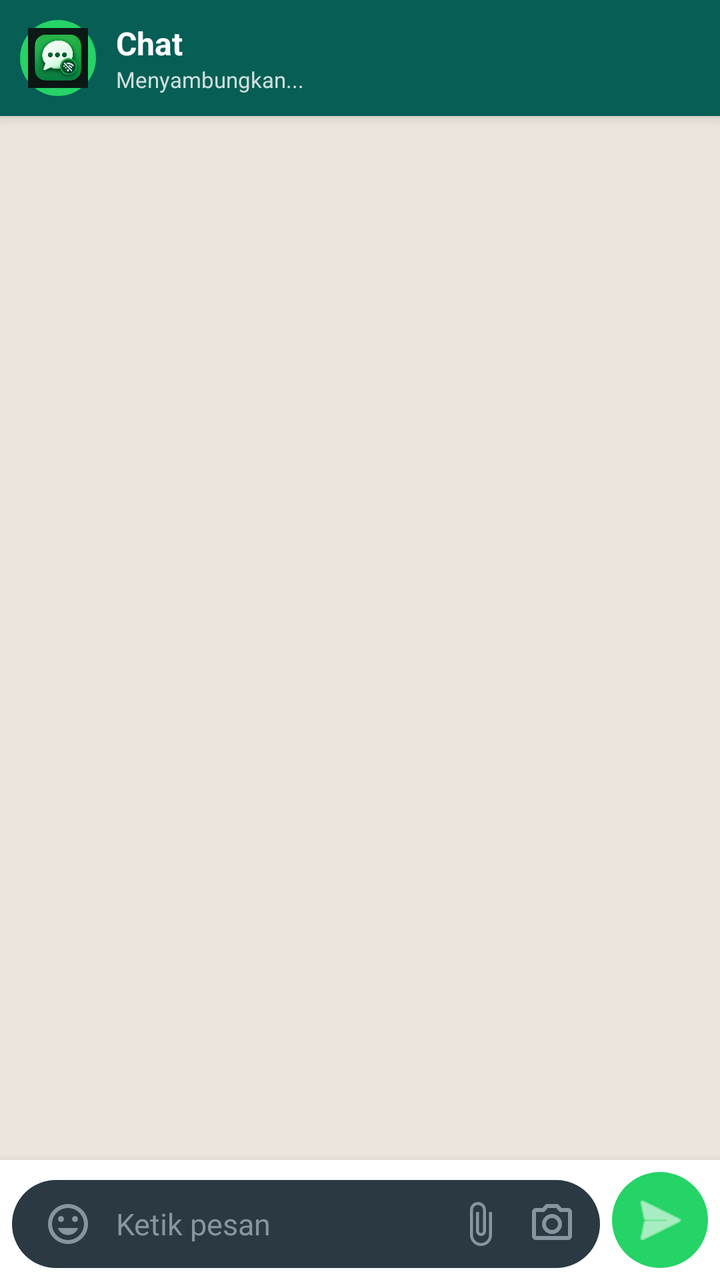
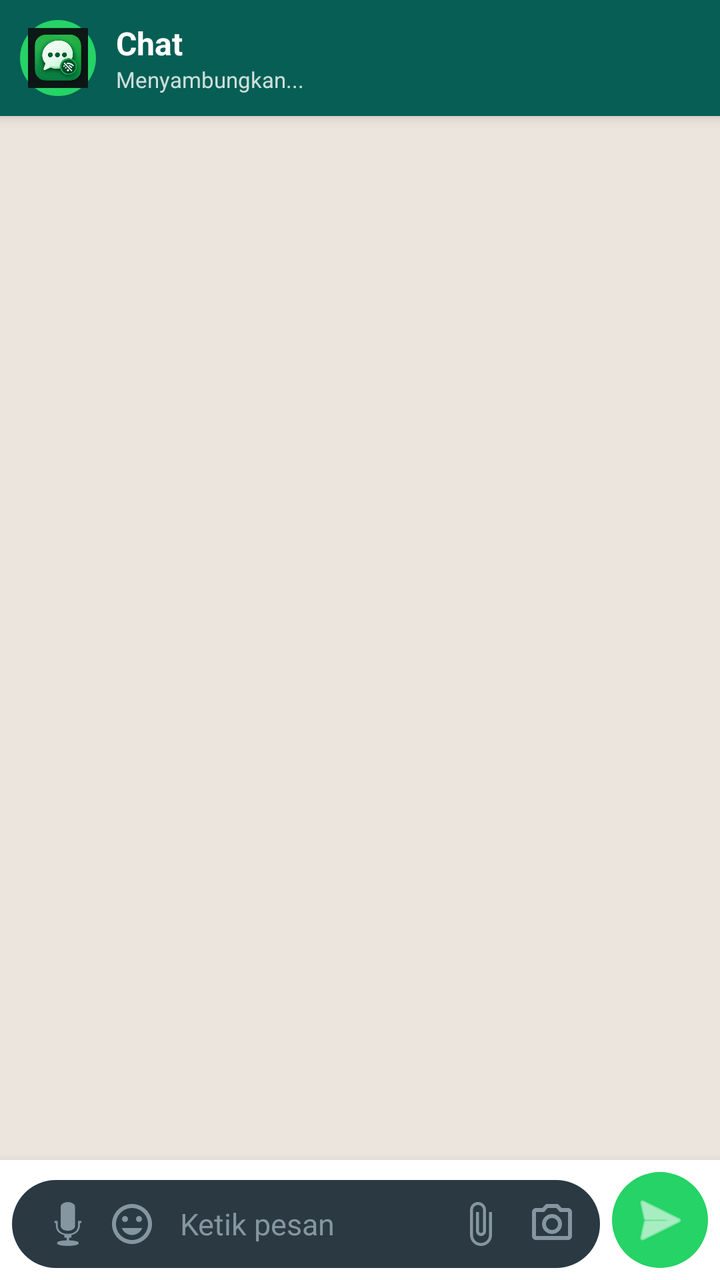

Compare the two renders of this Android layout. The source of the first and the diff that turns it into the second are given below.
<!-- AndroidManifest.xml: application theme Theme.Material3.DayNight.NoActionBar -->
<!-- res/layout/activity_chat.xml -->
<?xml version="1.0" encoding="utf-8"?>
<LinearLayout xmlns:android="http://schemas.android.com/apk/res/android"
    android:layout_width="match_parent"
    android:layout_height="match_parent"
    android:orientation="vertical"
    android:background="@color/chat_bg">

    <LinearLayout
        android:id="@+id/chatHeader"
        android:layout_width="match_parent"
        android:layout_height="wrap_content"
        android:background="@drawable/header_bg"
        android:orientation="horizontal"
        android:padding="10dp"
        android:gravity="center_vertical"
        android:elevation="4dp">

        <ImageView
            android:id="@+id/chatHeaderAvatar"
            android:layout_width="38dp"
            android:layout_height="38dp"
            android:src="@drawable/splash_logo"
            android:background="@drawable/send_button_bg"
            android:padding="4dp" />

        <LinearLayout
            android:layout_width="0dp"
            android:layout_height="wrap_content"
            android:layout_weight="1"
            android:orientation="vertical"
            android:paddingStart="10dp">

            <TextView
                android:id="@+id/chatTitle"
                android:layout_width="match_parent"
                android:layout_height="wrap_content"
                android:text="Chat"
                android:textColor="#FFFFFF"
                android:textSize="16sp"
                android:textStyle="bold" />

            <TextView
                android:id="@+id/chatStatus"
                android:layout_width="match_parent"
                android:layout_height="wrap_content"
                android:text="Menyambungkan..."
                android:textColor="#CCFFFFFF"
                android:textSize="11sp" />
        </LinearLayout>
    </LinearLayout>

    <androidx.recyclerview.widget.RecyclerView
        android:id="@+id/messageList"
        android:layout_width="match_parent"
        android:layout_height="0dp"
        android:layout_weight="1"
        android:padding="6dp"
        android:clipToPadding="false" />

    <include
        android:id="@+id/emojiPanel"
        layout="@layout/emoji_picker"
        android:visibility="gone" />

    <LinearLayout
        android:layout_width="match_parent"
        android:layout_height="wrap_content"
        android:background="@color/bubble_other"
        android:orientation="horizontal"
        android:padding="6dp"
        android:gravity="bottom"
        android:elevation="8dp">

        <LinearLayout
            android:layout_width="0dp"
            android:layout_height="wrap_content"
            android:layout_weight="1"
            android:background="@drawable/wa_input_bg"
            android:orientation="horizontal"
            android:gravity="center_vertical"
            android:minHeight="44dp"
            android:paddingStart="12dp"
            android:paddingEnd="8dp">

            <ImageButton
                android:id="@+id/btnEmoji"
                android:layout_width="32dp"
                android:layout_height="32dp"
                android:background="?android:attr/selectableItemBackgroundBorderless"
                android:src="@drawable/ic_emoji"
                android:tint="#8696A0"
                android:scaleType="centerInside"
                android:contentDescription="Emoji" />

            <EditText
                android:id="@+id/messageInput"
                android:layout_width="0dp"
                android:layout_height="wrap_content"
                android:layout_weight="1"
                android:background="@null"
                android:hint="Ketik pesan"
                android:minHeight="40dp"
                android:maxLines="5"
                android:textSize="15sp"
                android:textColor="@color/text_primary"
                android:textColorHint="#8696A0"
                android:paddingStart="8dp"
                android:paddingEnd="8dp"
                android:inputType="textMultiLine|textCapSentences"
                android:importantForAutofill="no" />

            <ImageButton
                android:id="@+id/btnAttach"
                android:layout_width="32dp"
                android:layout_height="32dp"
                android:background="?android:attr/selectableItemBackgroundBorderless"
                android:src="@drawable/ic_attach_outline"
                android:tint="#8696A0"
                android:scaleType="centerInside"
                android:contentDescription="Lampiran" />

            <ImageButton
                android:id="@+id/btnCamera"
                android:layout_width="32dp"
                android:layout_height="32dp"
                android:layout_marginStart="4dp"
                android:background="?android:attr/selectableItemBackgroundBorderless"
                android:src="@drawable/ic_camera_outline"
                android:tint="#8696A0"
                android:scaleType="centerInside"
                android:contentDescription="Kamera" />
        </LinearLayout>

        <ImageButton
            android:id="@+id/btnSend"
            android:layout_width="48dp"
            android:layout_height="48dp"
            android:layout_marginStart="6dp"
            android:background="@drawable/send_button_bg"
            android:src="@android:drawable/ic_menu_send"
            android:scaleType="centerInside"
            android:contentDescription="Kirim"
            android:tint="#FFFFFF" />
    </LinearLayout>

</LinearLayout>
<!-- res/layout/emoji_picker.xml (included above) -->
<?xml version="1.0" encoding="utf-8"?>
<LinearLayout xmlns:android="http://schemas.android.com/apk/res/android"
    android:layout_width="match_parent"
    android:layout_height="280dp"
    android:background="@color/bubble_other"
    android:orientation="vertical"
    android:elevation="8dp">

    <LinearLayout
        android:layout_width="match_parent"
        android:layout_height="wrap_content"
        android:orientation="horizontal"
        android:padding="10dp"
        android:gravity="center_vertical">

        <TextView
            android:layout_width="0dp"
            android:layout_height="wrap_content"
            android:layout_weight="1"
            android:text="Emoji"
            android:textStyle="bold"
            android:textSize="13sp"
            android:textColor="@color/text_primary" />

        <ImageButton
            android:id="@+id/btnCloseEmoji"
            android:layout_width="32dp"
            android:layout_height="32dp"
            android:background="?android:attr/selectableItemBackgroundBorderless"
            android:src="@android:drawable/ic_menu_close_clear_cancel"
            android:tint="@color/text_secondary"
            android:contentDescription="Tutup" />
    </LinearLayout>

    <View
        android:layout_width="match_parent"
        android:layout_height="1dp"
        android:background="#20000000" />

    <androidx.recyclerview.widget.RecyclerView
        android:id="@+id/emojiGrid"
        android:layout_width="match_parent"
        android:layout_height="match_parent"
        android:padding="4dp"
        android:clipToPadding="false" />
</LinearLayout>
<!-- resources referenced by this layout -->
<resources>
  <color name="bubble_other">#FFFFFF</color>
  <color name="chat_bg">#ECE5DD</color>
  <color name="text_primary">#111B21</color>
  <color name="text_secondary">#667781</color>
  <!-- drawable header_bg (drawable) -->
  <?xml version="1.0" encoding="utf-8"?>
  <shape xmlns:android="http://schemas.android.com/apk/res/android"
      android:shape="rectangle">
      <solid android:color="@color/brand_green" />
  </shape>
  <!-- drawable ic_attach_outline (drawable) -->
  <vector xmlns:android="http://schemas.android.com/apk/res/android"
      android:width="24dp" android:height="24dp"
      android:viewportWidth="24" android:viewportHeight="24"
      android:tint="?attr/colorControlNormal">
      <path android:fillColor="@android:color/white"
          android:pathData="M16.5,6v11.5c0,2.21 -1.79,4 -4,4s-4,-1.79 -4,-4V5c0,-1.38 1.12,-2.5 2.5,-2.5s2.5,1.12 2.5,2.5v10.5c0,0.55 -0.45,1 -1,1s-1,-0.45 -1,-1V6H10v9.5c0,1.38 1.12,2.5 2.5,2.5s2.5,-1.12 2.5,-2.5V5c0,-2.21 -1.79,-4 -4,-4S7,2.79 7,5v12.5c0,3.04 2.46,5.5 5.5,5.5s5.5,-2.46 5.5,-5.5V6h-1.5z"/>
  </vector>
  <!-- drawable ic_camera_outline (drawable) -->
  <vector xmlns:android="http://schemas.android.com/apk/res/android"
      android:width="24dp" android:height="24dp"
      android:viewportWidth="24" android:viewportHeight="24"
      android:tint="?attr/colorControlNormal">
      <path android:fillColor="@android:color/white"
          android:pathData="M14.12,4l1.83,2H20v12H4V6h4.05l1.83,-2h4.24M15,2H9L7.17,4H4c-1.1,0 -2,0.9 -2,2v12c0,1.1 0.9,2 2,2h16c1.1,0 2,-0.9 2,-2V6c0,-1.1 -0.9,-2 -2,-2h-3.17L15,2zM12,17c-2.76,0 -5,-2.24 -5,-5s2.24,-5 5,-5 5,2.24 5,5 -2.24,5 -5,5zM12,9c-1.65,0 -3,1.35 -3,3s1.35,3 3,3 3,-1.35 3,-3 -1.35,-3 -3,-3z"/>
  </vector>
  <!-- drawable ic_emoji (drawable) -->
  <vector xmlns:android="http://schemas.android.com/apk/res/android"
      android:width="24dp"
      android:height="24dp"
      android:viewportWidth="24"
      android:viewportHeight="24"
      android:tint="#8696A0">
      <path
          android:fillColor="@android:color/white"
          android:pathData="M12,2C6.48,2 2,6.48 2,12s4.48,10 10,10 10,-4.48 10,-10S17.52,2 12,2zM12,20c-4.41,0 -8,-3.59 -8,-8s3.59,-8 8,-8 8,3.59 8,8 -3.59,8 -8,8zM15.5,11c0.83,0 1.5,-0.67 1.5,-1.5S16.33,8 15.5,8 14,8.67 14,9.5s0.67,1.5 1.5,1.5zM8.5,11c0.83,0 1.5,-0.67 1.5,-1.5S9.33,8 8.5,8 7,8.67 7,9.5 7.67,11 8.5,11zM12,17.5c2.33,0 4.31,-1.46 5.11,-3.5L6.89,14c0.8,2.04 2.78,3.5 5.11,3.5z" />
  </vector>
  <!-- drawable send_button_bg (drawable) -->
  <?xml version="1.0" encoding="utf-8"?>
  <shape xmlns:android="http://schemas.android.com/apk/res/android"
      android:shape="oval">
      <solid android:color="@color/brand_accent" />
  </shape>
  <!-- drawable splash_logo: png bitmap (drawable, 55583 bytes) -->
  <!-- drawable wa_input_bg (drawable) -->
  <?xml version="1.0" encoding="utf-8"?>
  <shape xmlns:android="http://schemas.android.com/apk/res/android"
      android:shape="rectangle">
      <solid android:color="#2A3942" />
      <corners android:radius="22dp" />
  </shape>
  <color name="brand_green">#075E54</color>
  <color name="brand_accent">#25D366</color>
</resources>

<!-- the commit's change to res/layout/activity_chat.xml (unified diff, before → after) -->
@@ -81,6 +81,16 @@
             android:minHeight="44dp"
             android:paddingStart="12dp"
             android:paddingEnd="8dp">
+
+            <ImageButton
+                android:id="@+id/btnMic"
+                android:layout_width="32dp"
+                android:layout_height="32dp"
+                android:background="?android:attr/selectableItemBackgroundBorderless"
+                android:src="@android:drawable/ic_btn_speak_now"
+                android:tint="#8696A0"
+                android:scaleType="centerInside"
+                android:contentDescription="Rekam Suara" />
 
             <ImageButton
                 android:id="@+id/btnEmoji"
